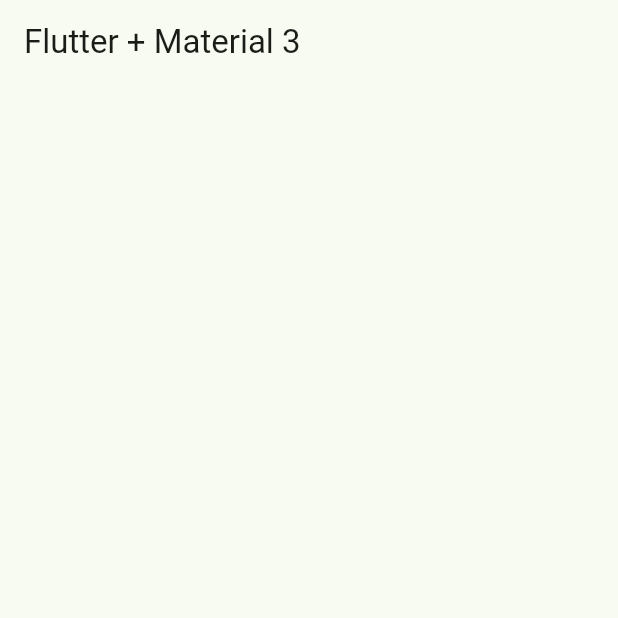
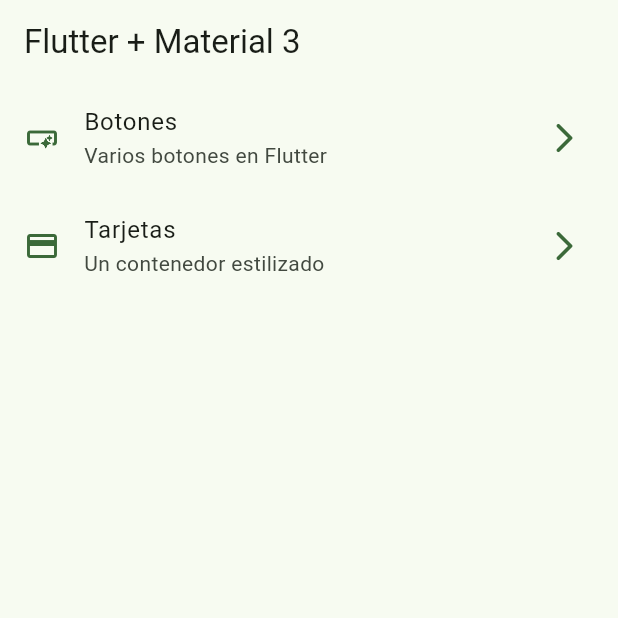
Before and after one commit to sof28kr/widggets_app, a Flutter app: the screen it shows after launch, on a phone screen of 412 x 824 dp, the top half of it. Run offline on Flutter 3.47's test engine with Material 3 defaults, Android fonts, the phone set to English and light mode, and no system bars.

Commit message:
lista menu

```diff
--- a/lib/config/menu/menu_items.dart
+++ b/lib/config/menu/menu_items.dart
@@ -1,4 +1,6 @@
 
+
+// son las opciones del menu
 
 import 'package:flutter/material.dart';
 // import 'package:flutter/material.dart' show IconData;
--- a/lib/config/theme/app_theme.dart
+++ b/lib/config/theme/app_theme.dart
@@ -27,6 +27,10 @@
   ThemeData getTheme() => ThemeData(
     useMaterial3: true,
     colorSchemeSeed: colorList[selectedColor],
+    appBarTheme: const AppBarTheme(
+      centerTitle: false,
+
+    )
   );
 
 }
--- a/lib/presentation/screens/home/home_screen.dart
+++ b/lib/presentation/screens/home/home_screen.dart
@@ -1,4 +1,5 @@
 import 'package:flutter/material.dart';
+import 'package:widggets_app/config/menu/menu_items.dart';
 
 class HomeScreen  extends StatelessWidget {
   const HomeScreen ({super.key});
@@ -10,6 +11,81 @@
         title: const Text('Flutter + Material 3'),
         centerTitle: false,
       ),
+      body: const _HomeView(),
+      // se extrae el widget en el mismo ARCHIVO
+      //  se usa una variable rpivada
     );
   }
 }
+
+
+
+
+class _HomeView extends StatelessWidget {
+  const _HomeView();
+
+  @override
+  Widget build(BuildContext context) {
+
+    // appMenuItems
+    // para exportar la dependencia
+
+    // Esta es una lista para la homeScreen
+
+    // forma basica
+
+    //return ListView.builder(
+      //physics: BouncingScrollPhysics(),
+      //delimita el numero de
+      //itemCount: appMenuItems.length,
+      //itemBuilder:(context, index) {
+        //final menuItem = appMenuItems[index];
+        // return Text(menuItem.tittle);
+        // solo regresa los textos como una lista
+        //return ListTile(
+          //title: Text(menuItem.tittle),
+          //subtitle: Text(menuItem.Subtitle),
+        //);
+      //},
+    //);
+
+    return ListView.builder(
+      physics: BouncingScrollPhysics(),
+      //delimita el numero de
+      itemCount: appMenuItems.length,
+      itemBuilder:(context, index) {
+        final menuItem = appMenuItems[index];
+        // return Text(menuItem.tittle);
+        // solo regresa los textos como una lista
+        return _CustomListTitle(menuItem: menuItem);
+      },
+    );
+
+  }
+}
+
+class _CustomListTitle extends StatelessWidget {
+  const _CustomListTitle({
+    required this.menuItem,
+  });
+
+  final MenuItem menuItem;
+
+  @override
+  Widget build(BuildContext context) {
+
+    // trae el color el apptheme
+    final colors = Theme.of(context).colorScheme;
+
+    return ListTile(
+      leading: Icon(menuItem.icon, color: colors.primary),
+      //aplica el color primario de la paleta selecionada
+      trailing: Icon(Icons.arrow_forward_ios_rounded, color: colors.primary,),
+      title: Text(menuItem.tittle),
+      subtitle: Text(menuItem.Subtitle),
+      onTap: (){
+        // TODO navegar a otra pantalla
+      },
+    );
+  }
+}
```
